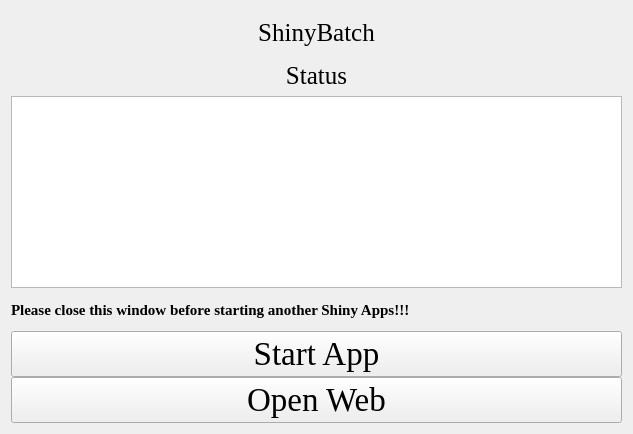
Old version of the form ShinyBatch.ui in the repository hzaurzli/MicroWorldOmics.
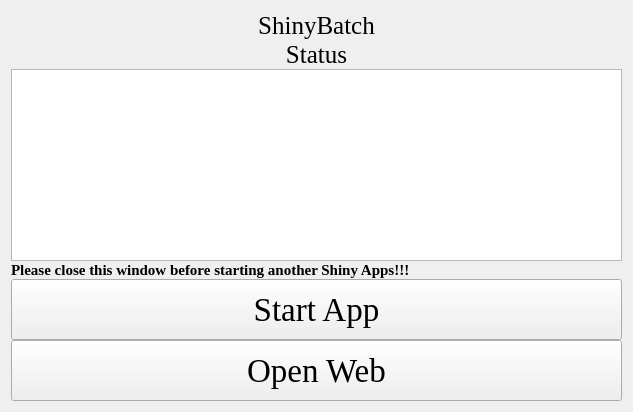
New version of the form. Icons and pictures are not drawn.

Patch:
```diff
--- a/ShinyBatch.ui
+++ b/ShinyBatch.ui
@@ -7,7 +7,7 @@
     <x>0</x>
     <y>0</y>
     <width>633</width>
-    <height>434</height>
+    <height>412</height>
    </rect>
   </property>
   <property name="windowTitle">
@@ -27,6 +27,12 @@
      </property>
      <item row="0" column="0" colspan="3">
       <widget class="QLabel" name="label">
+       <property name="sizePolicy">
+        <sizepolicy hsizetype="Preferred" vsizetype="Fixed">
+         <horstretch>0</horstretch>
+         <verstretch>0</verstretch>
+        </sizepolicy>
+       </property>
        <property name="font">
         <font>
          <family>Times New Roman</family>
@@ -43,6 +49,12 @@
      </item>
      <item row="3" column="0" colspan="3">
       <widget class="QLabel" name="label_4">
+       <property name="sizePolicy">
+        <sizepolicy hsizetype="Preferred" vsizetype="Fixed">
+         <horstretch>0</horstretch>
+         <verstretch>0</verstretch>
+        </sizepolicy>
+       </property>
        <property name="font">
         <font>
          <family>Times New Roman</family>
@@ -66,6 +78,12 @@
      </item>
      <item row="7" column="0" colspan="3">
       <widget class="QLabel" name="label_3">
+       <property name="sizePolicy">
+        <sizepolicy hsizetype="Preferred" vsizetype="Fixed">
+         <horstretch>0</horstretch>
+         <verstretch>0</verstretch>
+        </sizepolicy>
+       </property>
        <property name="font">
         <font>
          <family>Times New Roman</family>
@@ -81,6 +99,12 @@
      </item>
      <item row="8" column="0" colspan="3">
       <widget class="QPushButton" name="pushButton">
+       <property name="sizePolicy">
+        <sizepolicy hsizetype="Preferred" vsizetype="Preferred">
+         <horstretch>0</horstretch>
+         <verstretch>0</verstretch>
+        </sizepolicy>
+       </property>
        <property name="font">
         <font>
          <family>Times New Roman</family>
@@ -94,6 +118,12 @@
      </item>
      <item row="9" column="0" colspan="3">
       <widget class="QPushButton" name="pushButton_2">
+       <property name="sizePolicy">
+        <sizepolicy hsizetype="Preferred" vsizetype="Preferred">
+         <horstretch>0</horstretch>
+         <verstretch>0</verstretch>
+        </sizepolicy>
+       </property>
        <property name="font">
         <font>
          <family>Times New Roman</family>
```
